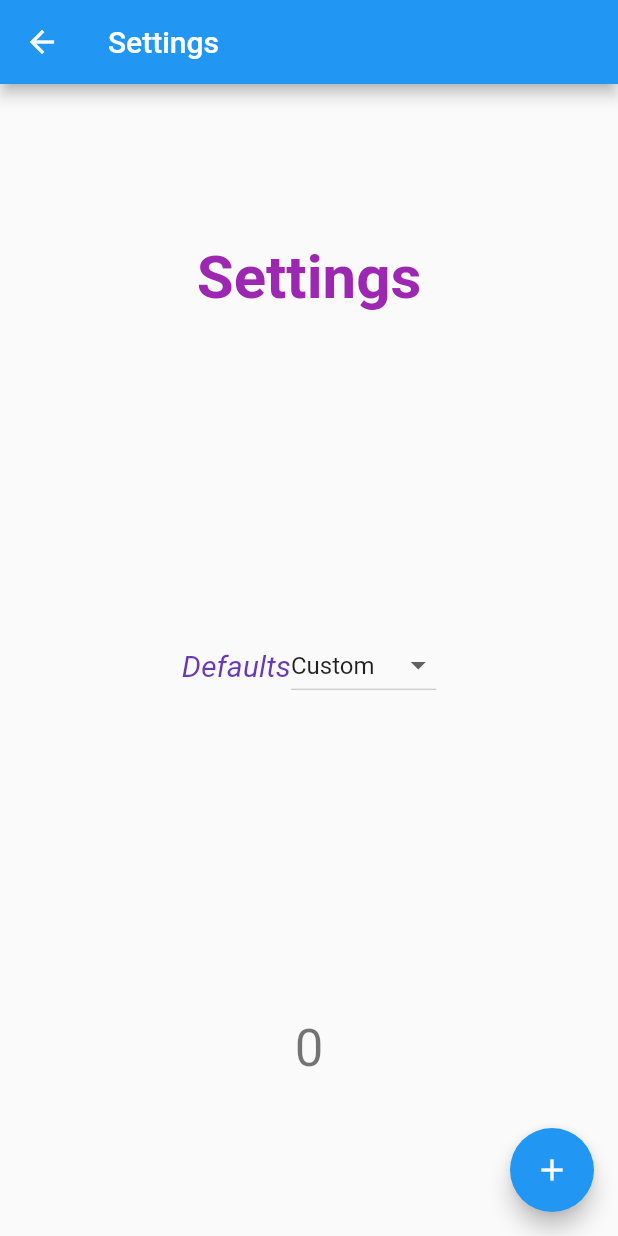
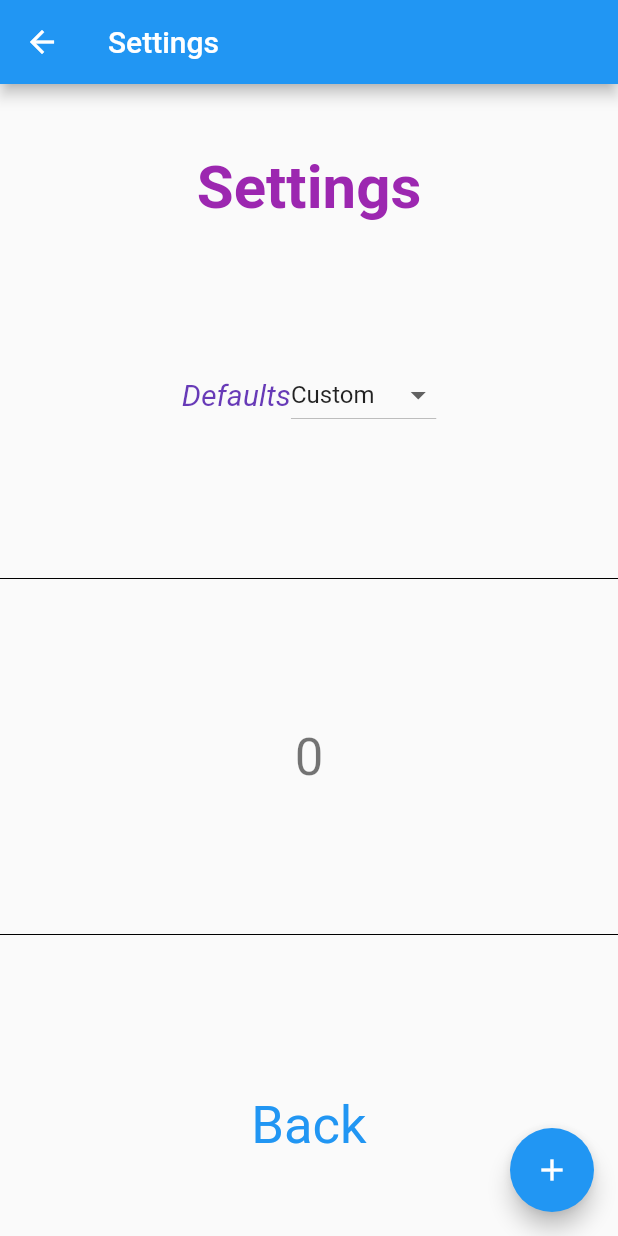
Before and after one commit to SHyguymoll/i_go_by, a Flutter app: the SettingsPage screen opened directly, on a phone screen of 412 x 824 dp. Run offline on Flutter 3.47's test engine with Material 2 defaults, Android fonts, the phone set to English and light mode, and no system bars; our stand-ins replace flutter_tts.

Commit message:
added dividing bars for aesthetic purposes

```diff
--- a/lib/affirmpage.dart
+++ b/lib/affirmpage.dart
@@ -168,6 +168,7 @@ class _AffirmPageState extends State<AffirmPage> {
               'Uses: $_counter',
               style: const TextStyle(fontSize: 20),
             ),
+            Divider(color: Colors.black),
             TextButton(
               style: TextButton.styleFrom(
                 textStyle: const TextStyle(fontSize: 35),
--- a/lib/settingspage.dart
+++ b/lib/settingspage.dart
@@ -94,9 +94,25 @@ class _SettingsPageState extends State<SettingsPage> {
                     }),
               ],
             ),
+            Divider(color: Colors.black),
             Text(
               '$_counter',
               style: Theme.of(context).textTheme.headline4,
+            ),
+            Divider(color: Colors.black),
+            TextButton(
+              style: TextButton.styleFrom(
+                textStyle: const TextStyle(fontSize: 35),
+              ),
+              onPressed: () {
+                Navigator.pop(context, [
+                  widget.nom,
+                  widget.acc,
+                  widget.gen,
+                  widget.ref,
+                ]);
+              },
+              child: const Text('Back'),
             ),
           ],
         ),
```
